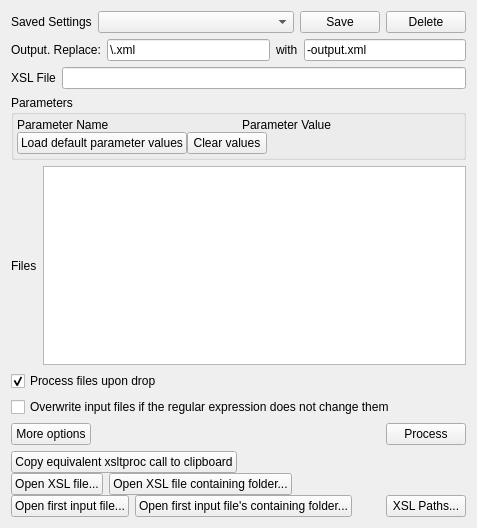
Old version of the form xslexpress.ui in the repository adamb924/XSLExpress.
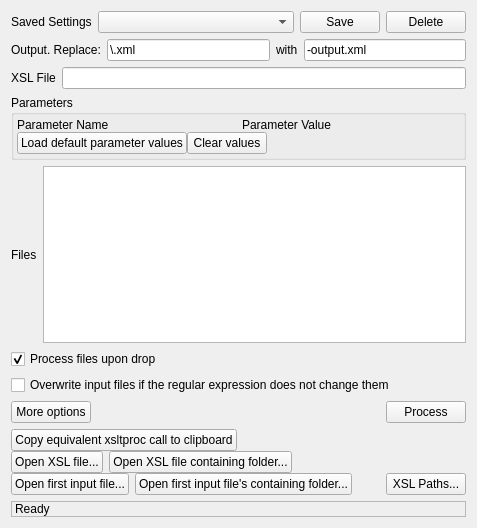
New version of the form. Custom widgets are drawn as their Qt base class.

Commit message: Added a status indicator

Diff of the .ui file:
```diff
--- a/xslexpress.ui
+++ b/xslexpress.ui
@@ -19,7 +19,7 @@
   <property name="windowTitle">
    <string>XSLExpress</string>
   </property>
-  <layout class="QVBoxLayout" name="verticalLayout_3" stretch="1,0">
+  <layout class="QVBoxLayout" name="verticalLayout_3" stretch="1,0,0">
    <item>
     <layout class="QVBoxLayout" name="verticalLayout">
      <property name="sizeConstraint">
@@ -416,6 +416,19 @@
      </layout>
     </widget>
    </item>
+   <item>
+    <widget class="QLabel" name="statusLabel">
+     <property name="frameShape">
+      <enum>QFrame::StyledPanel</enum>
+     </property>
+     <property name="frameShadow">
+      <enum>QFrame::Plain</enum>
+     </property>
+     <property name="text">
+      <string>Ready</string>
+     </property>
+    </widget>
+   </item>
   </layout>
  </widget>
  <layoutdefault spacing="6" margin="11"/>
```
The commit also changes 2 other files.
